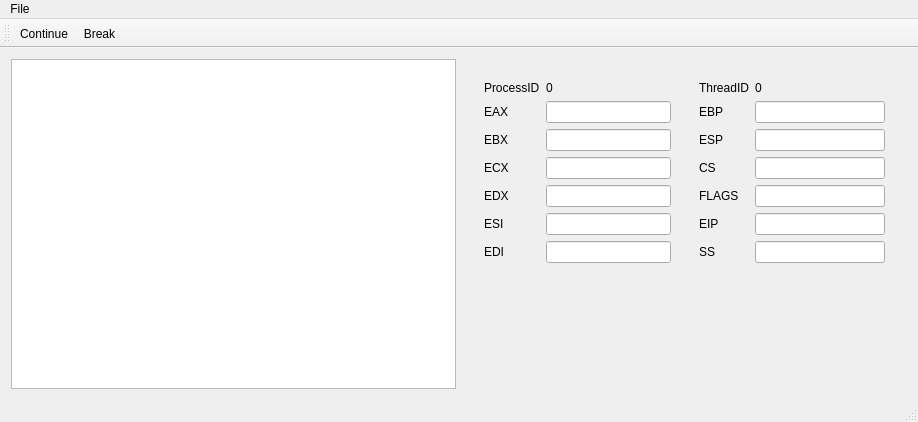
Old version of the form mainwindow.ui in the repository HowsonLiu/Debugger.
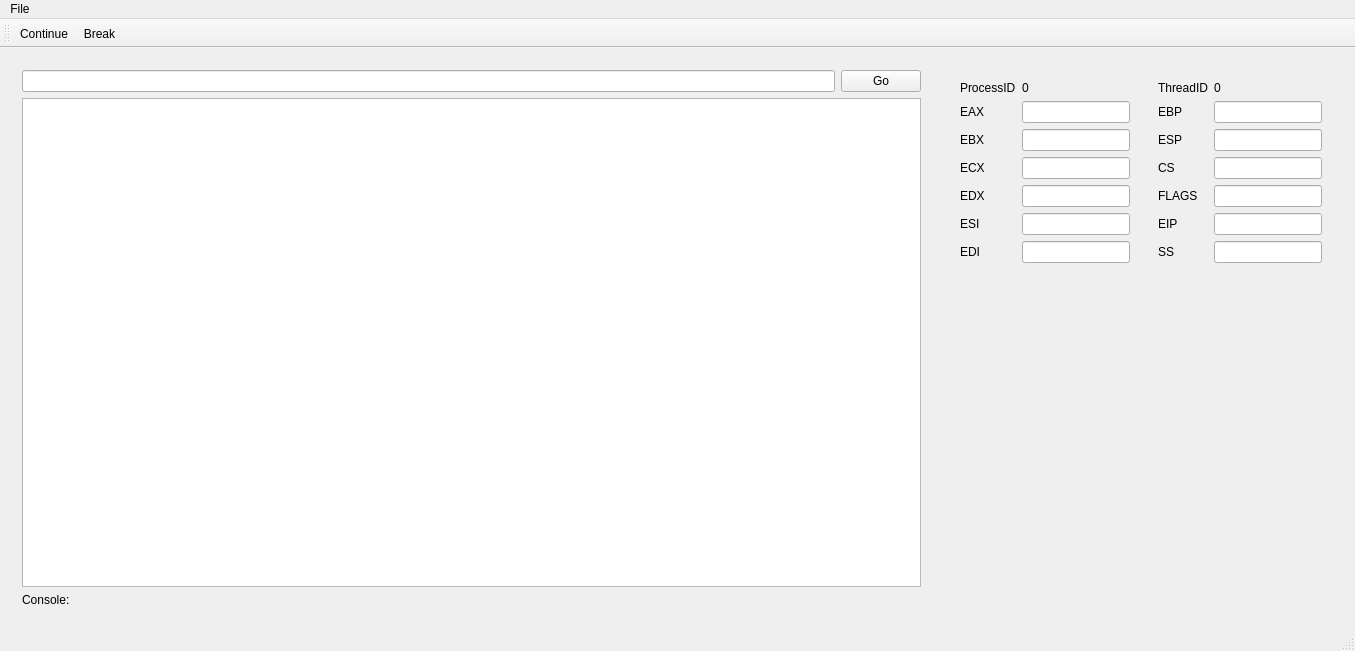
New version of the form.

Commit message: read memory

```diff
--- a/mainwindow.ui
+++ b/mainwindow.ui
@@ -6,8 +6,8 @@
    <rect>
     <x>0</x>
     <y>0</y>
-    <width>918</width>
-    <height>422</height>
+    <width>1355</width>
+    <height>651</height>
    </rect>
   </property>
   <property name="windowTitle">
@@ -16,13 +16,60 @@
   <widget class="QWidget" name="centralWidget">
    <layout class="QHBoxLayout" name="horizontalLayout">
     <item>
-     <widget class="QTableView" name="tableView"/>
+     <widget class="QWidget" name="widget_4" native="true">
+      <layout class="QVBoxLayout" name="verticalLayout">
+       <item>
+        <widget class="QWidget" name="widget_5" native="true">
+         <layout class="QHBoxLayout" name="horizontalLayout_3">
+          <property name="leftMargin">
+           <number>0</number>
+          </property>
+          <property name="topMargin">
+           <number>0</number>
+          </property>
+          <property name="rightMargin">
+           <number>0</number>
+          </property>
+          <property name="bottomMargin">
+           <number>0</number>
+          </property>
+          <item>
+           <widget class="QLineEdit" name="addr"/>
+          </item>
+          <item>
+           <widget class="QPushButton" name="go">
+            <property name="text">
+             <string>Go</string>
+            </property>
+           </widget>
+          </item>
+         </layout>
+        </widget>
+       </item>
+       <item>
+        <widget class="QTableView" name="tableView"/>
+       </item>
+       <item>
+        <widget class="QLabel" name="console">
+         <property name="text">
+          <string>Console: </string>
+         </property>
+        </widget>
+       </item>
+      </layout>
+     </widget>
     </item>
     <item>
      <widget class="QWidget" name="widget" native="true">
       <layout class="QHBoxLayout" name="horizontalLayout_2">
        <item>
         <widget class="QWidget" name="widget_3" native="true">
+         <property name="sizePolicy">
+          <sizepolicy hsizetype="Fixed" vsizetype="Preferred">
+           <horstretch>0</horstretch>
+           <verstretch>0</verstretch>
+          </sizepolicy>
+         </property>
          <layout class="QFormLayout" name="formLayout">
           <item row="1" column="0">
            <widget class="QLabel" name="label">
@@ -103,6 +150,12 @@
        </item>
        <item>
         <widget class="QWidget" name="widget_2" native="true">
+         <property name="sizePolicy">
+          <sizepolicy hsizetype="Fixed" vsizetype="Preferred">
+           <horstretch>0</horstretch>
+           <verstretch>0</verstretch>
+          </sizepolicy>
+         </property>
          <layout class="QFormLayout" name="formLayout_2">
           <item row="1" column="0">
            <widget class="QLabel" name="label_2">
@@ -191,7 +244,7 @@
     <rect>
      <x>0</x>
      <y>0</y>
-     <width>918</width>
+     <width>1355</width>
      <height>21</height>
     </rect>
    </property>
```
The commit also changes 2 other files.
